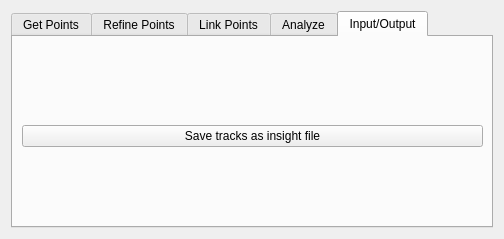
The window that pynsight.ui (kyleellefsen/pynsight) describes before a commit, drawn with Qt 5.
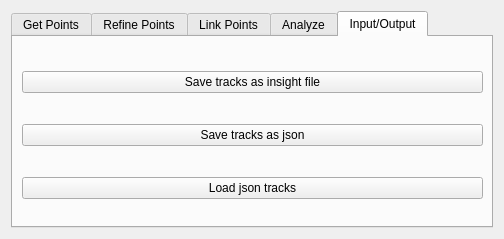
The same window after the commit. The open tabs and pages were chosen to show the change.

Commit message: added ability to save and load tracks

```diff
--- a/pynsight.ui
+++ b/pynsight.ui
@@ -420,6 +420,20 @@
             </property>
            </widget>
           </item>
+          <item row="1" column="0">
+           <widget class="QPushButton" name="savetracksjson_button">
+            <property name="text">
+             <string>Save tracks as json</string>
+            </property>
+           </widget>
+          </item>
+          <item row="2" column="0">
+           <widget class="QPushButton" name="loadtracksjson_button">
+            <property name="text">
+             <string>Load json tracks</string>
+            </property>
+           </widget>
+          </item>
          </layout>
         </widget>
        </widget>
```
The commit also changes 3 other files.
